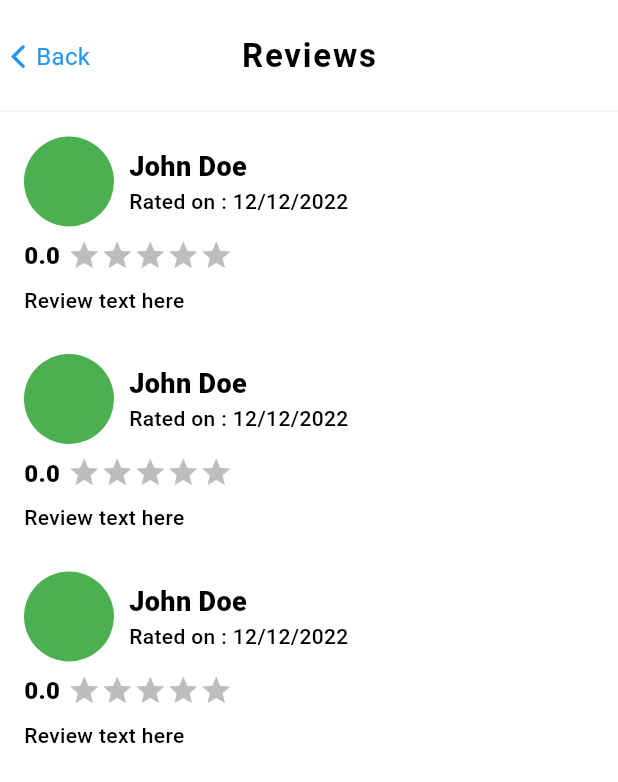
After one commit to Han5uk3/handyman_bbk_panel, a Flutter app: the WorkerRatingPage screen opened directly, on a phone screen of 412 x 824 dp. The commit adds this screen. Shown: the top 782 px of the screen. Run offline on Flutter 3.47's test engine with Material 3 defaults, Android fonts, the phone set to English and light mode, and no system bars; drawn by our look-alikes of flutter_rating_bar; our stand-ins replace bloc, cached_network_image, cloud_firestore, dotted_border, equatable, firebase_auth and 17 more; missing offline and left inert: flutter_polyline_points; accounts and stored records are empty; generated files the repository leaves out were written again.

Commit message:
added reviews page , set up navigation from admin side

```diff
--- /dev/null
+++ b/lib/modules/workers/widgets/ratingreview.dart
@@ -0,0 +1,69 @@
+import 'package:flutter/material.dart';
+import 'package:flutter_rating_bar/flutter_rating_bar.dart';
+import 'package:handyman_bbk_panel/common_widget/label.dart';
+import 'package:handyman_bbk_panel/styles/color.dart';
+
+class RatingreviewCard extends StatelessWidget {
+  const RatingreviewCard({super.key});
+
+  @override
+  Widget build(BuildContext context) {
+    return Padding(
+      padding: const EdgeInsets.only(left: 16, right: 16, bottom: 10),
+      child: Column(
+        crossAxisAlignment: CrossAxisAlignment.start,
+        children: [
+          const SizedBox(height: 16),
+          const Row(
+            spacing: 10,
+            children: [
+              CircleAvatar(
+                radius: 30,
+                backgroundColor: Colors.green,
+              ),
+              Column(
+                  crossAxisAlignment: CrossAxisAlignment.start,
+                  mainAxisAlignment: MainAxisAlignment.spaceBetween,
+                  children: [
+                    HandyLabel(text: "John Doe", isBold: true, fontSize: 18),
+                    HandyLabel(
+                        text: "Rated on : 12/12/2022",
+                        isBold: false,
+                        fontSize: 14),
+                  ])
+            ],
+          ),
+          SizedBox(height: 8),
+          Row(
+            spacing: 5,
+            mainAxisAlignment: MainAxisAlignment.start,
+            crossAxisAlignment: CrossAxisAlignment.start,
+            children: [
+              HandyLabel(
+                text: "0.0",
+                isBold: true,
+                fontSize: 16,
+              ),
+              RatingBar.builder(
+                itemBuilder: (context, _) =>
+                    const Icon(Icons.star, color: Colors.amber),
+                initialRating: 0,
+                onRatingUpdate: (rating) {},
+                minRating: 1,
+                direction: Axis.horizontal,
+                allowHalfRating: true,
+                itemCount: 5,
+                itemSize: 22,
+                ignoreGestures: true,
+                unratedColor: AppColor.lightGrey400,
+              ),
+            ],
+          ),
+          const SizedBox(height: 8),
+          const HandyLabel(
+              text: "Review text here", isBold: false, fontSize: 14),
+        ],
+      ),
+    );
+  }
+}
--- a/lib/modules/workers/worker_info_page.dart
+++ b/lib/modules/workers/worker_info_page.dart
@@ -9,6 +9,7 @@ import 'package:handyman_bbk_panel/common_widget/loader.dart';
 import 'package:handyman_bbk_panel/common_widget/snakbar.dart';
 import 'package:handyman_bbk_panel/models/userdata_models.dart';
 import 'package:handyman_bbk_panel/modules/workers/bloc/workers_bloc.dart';
+import 'package:handyman_bbk_panel/modules/workers/worker_rating_page.dart';
 import 'package:handyman_bbk_panel/styles/color.dart';
 import 'package:flutter_gen/gen_l10n/app_localizations.dart';
 
@@ -255,7 +256,7 @@ class _WorkerInfoPageState extends State<WorkerInfoPage> {
                 child: Text(AppLocalizations.of(context)!.noidproofavailable),
               ),
             ),
-          const Divider(thickness: 1, height: 32),
+
           // _detailRow("Registered On", workerData. ?? "Not available"),
         ],
       ),
@@ -329,10 +330,20 @@ class _WorkerInfoPageState extends State<WorkerInfoPage> {
     return Padding(
       padding: const EdgeInsets.symmetric(horizontal: 16),
       child: Column(
+        mainAxisSize: MainAxisSize.min,
         crossAxisAlignment: CrossAxisAlignment.start,
         children: [
           const Divider(thickness: 1),
-          Row(
+          GestureDetector(
+            onTap: () {
+              Navigator.push(
+                context,
+                MaterialPageRoute(
+                  builder: (context) => const WorkerRatingPage(),
+                ),
+              );
+            },
+            child: Row(
               children: [
                 HandyLabel(
                   text: "0.0",
@@ -363,6 +374,7 @@ class _WorkerInfoPageState extends State<WorkerInfoPage> {
                   fontSize: 16,
                 ),
               ],
+            ),
           ),
           const SizedBox(height: 20),
           // _detailRow("Total Jobs", workerData.totalJobs?.toString() ?? "0"),
--- /dev/null
+++ b/lib/modules/workers/worker_rating_page.dart
@@ -0,0 +1,26 @@
+import 'package:flutter/material.dart';
+import 'package:handyman_bbk_panel/common_widget/appbar.dart';
+import 'package:flutter_gen/gen_l10n/app_localizations.dart';
+import 'package:handyman_bbk_panel/modules/workers/widgets/ratingreview.dart';
+
+class WorkerRatingPage extends StatelessWidget {
+  const WorkerRatingPage({super.key});
+
+  @override
+  Widget build(BuildContext context) {
+    return Scaffold(
+      appBar: handyAppBar(AppLocalizations.of(context)!.reviews, context,
+          isCenter: true, isneedtopop: true, iswhite: true),
+      body: _buildBody(context),
+    );
+  }
+
+  Widget _buildBody(context) {
+    return ListView.builder(
+      itemBuilder: (context, index) {
+        return RatingreviewCard();
+      },
+      itemCount: 3,
+    );
+  }
+}
```
Lines whose indentation alone changed are shown as unchanged.
